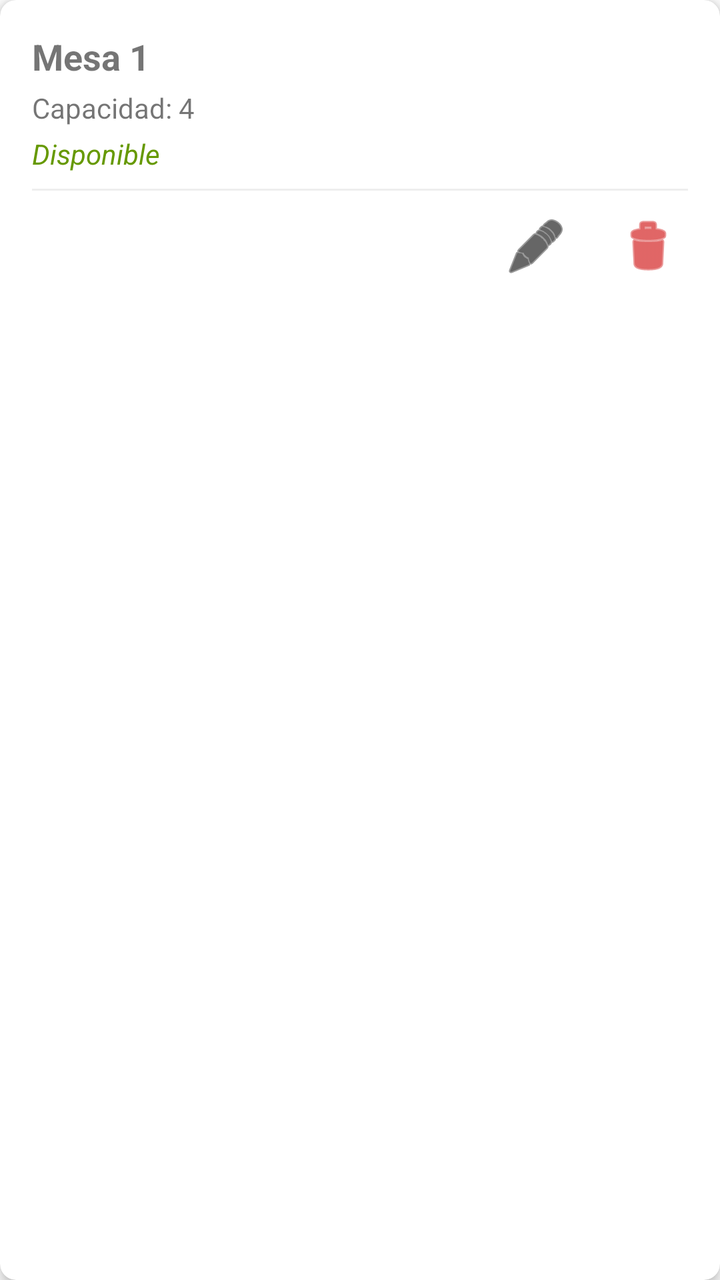
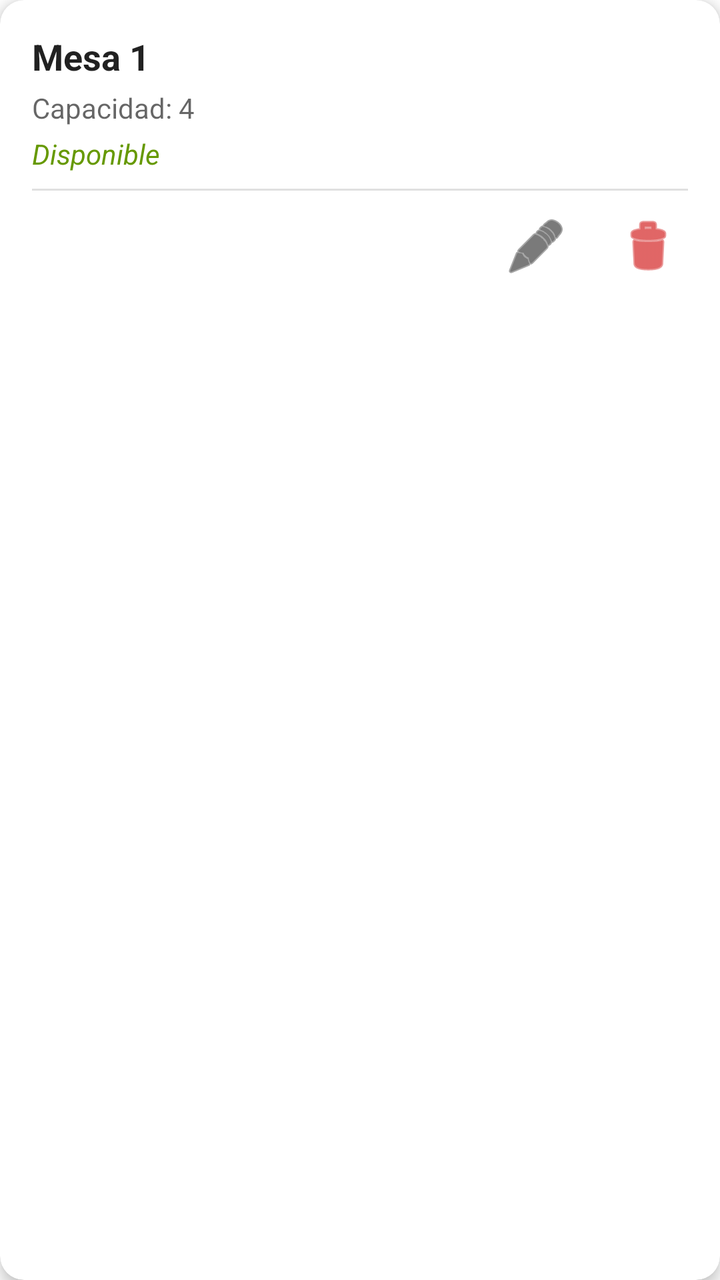

Before-and-after screenshots of an Android layout around one commit, followed by the original layout XML and the change that was made.
<!-- AndroidManifest.xml: application theme Theme.Sistema_Restaurante -->
<!-- res/layout/item_mesa.xml -->
<?xml version="1.0" encoding="utf-8"?>
<androidx.cardview.widget.CardView xmlns:android="http://schemas.android.com/apk/res/android"
    xmlns:app="http://schemas.android.com/apk/res-auto"
    android:id="@+id/cardMesa"
    android:layout_width="match_parent"
    android:layout_height="wrap_content"
    android:layout_margin="8dp"
    app:cardCornerRadius="8dp"
    app:cardElevation="4dp">

    <LinearLayout
        android:layout_width="match_parent"
        android:layout_height="wrap_content"
        android:orientation="vertical"
        android:padding="16dp">

        <TextView
            android:id="@+id/tvMesaNumero"
            android:layout_width="match_parent"
            android:layout_height="wrap_content"
            android:text="Mesa 1"
            android:textSize="18sp"
            android:textStyle="bold" />

        <TextView
            android:id="@+id/tvMesaCapacidad"
            android:layout_width="match_parent"
            android:layout_height="wrap_content"
            android:layout_marginTop="4dp"
            android:text="Capacidad: 4"
            android:textSize="14sp" />

        <TextView
            android:id="@+id/tvMesaEstado"
            android:layout_width="match_parent"
            android:layout_height="wrap_content"
            android:layout_marginTop="4dp"
            android:text="Disponible"
            android:textColor="@android:color/holo_green_dark"
            android:textStyle="italic" />

        
        <LinearLayout
            android:id="@+id/layoutAccionesMesa"
            android:layout_width="match_parent"
            android:layout_height="wrap_content"
            android:orientation="vertical"
            android:visibility="visible">

            <View
                android:layout_width="match_parent"
                android:layout_height="1dp"
                android:layout_marginTop="8dp"
                android:background="#EEEEEE" />

            <LinearLayout
                android:id="@+id/llActions"
                android:layout_width="match_parent"
                android:layout_height="wrap_content"
                android:layout_marginTop="8dp"
                android:gravity="end"
                android:orientation="horizontal">

                <ImageButton
                    android:id="@+id/btnEditMesa"
                    android:layout_width="40dp"
                    android:layout_height="40dp"
                    android:background="?attr/selectableItemBackgroundBorderless"
                    android:src="@android:drawable/ic_menu_edit"
                    app:tint="@color/black" />

                <ImageButton
                    android:id="@+id/btnDeleteMesa"
                    android:layout_width="40dp"
                    android:layout_height="40dp"
                    android:layout_marginStart="16dp"
                    android:background="?attr/selectableItemBackgroundBorderless"
                    android:src="@android:drawable/ic_menu_delete"
                    app:tint="@android:color/holo_red_dark" />
            </LinearLayout>
        </LinearLayout>

    </LinearLayout>
</androidx.cardview.widget.CardView>
<!-- resources referenced by this layout -->
<resources>
  <color name="black">#FF000000</color>
  <style name="Theme.Sistema_Restaurante" parent="Theme.MaterialComponents.Light.NoActionBar">
          
          <item name="colorPrimary">#A04000</item>
          <item name="colorPrimaryVariant">#7E3200</item>
          <item name="colorOnPrimary">@color/white</item>
          
          <item name="colorSecondary">#FDF8F5</item>
          <item name="colorSecondaryVariant">#F5EBE0</item>
          <item name="colorOnSecondary">@color/black</item>
          
          <item name="android:statusBarColor">#FDF8F5</item>
          <item name="android:windowLightStatusBar">true</item>
          
      </style>
  <color name="white">#FFFFFFFF</color>
</resources>

<!-- the commit's change to res/layout/item_mesa.xml (unified diff, before → after) -->
@@ -1,12 +1,13 @@
 <?xml version="1.0" encoding="utf-8"?>
-<androidx.cardview.widget.CardView xmlns:android="http://schemas.android.com/apk/res/android"
+<com.google.android.material.card.MaterialCardView xmlns:android="http://schemas.android.com/apk/res/android"
     xmlns:app="http://schemas.android.com/apk/res-auto"
     android:id="@+id/cardMesa"
     android:layout_width="match_parent"
     android:layout_height="wrap_content"
     android:layout_margin="8dp"
-    app:cardCornerRadius="8dp"
-    app:cardElevation="4dp">
+    app:cardCornerRadius="12dp"
+    app:cardElevation="4dp"
+    app:cardBackgroundColor="?attr/colorSurface">
 
     <LinearLayout
         android:layout_width="match_parent"
@@ -19,6 +20,7 @@
             android:layout_width="match_parent"
             android:layout_height="wrap_content"
             android:text="Mesa 1"
+            android:textColor="?android:attr/textColorPrimary"
             android:textSize="18sp"
             android:textStyle="bold" />
 
@@ -28,6 +30,7 @@
             android:layout_height="wrap_content"
             android:layout_marginTop="4dp"
             android:text="Capacidad: 4"
+            android:textColor="?android:attr/textColorSecondary"
             android:textSize="14sp" />
 
         <TextView
@@ -39,7 +42,6 @@
             android:textColor="@android:color/holo_green_dark"
             android:textStyle="italic" />
 
-        
         <LinearLayout
             android:id="@+id/layoutAccionesMesa"
             android:layout_width="match_parent"
@@ -51,7 +53,7 @@
                 android:layout_width="match_parent"
                 android:layout_height="1dp"
                 android:layout_marginTop="8dp"
-                android:background="#EEEEEE" />
+                android:background="?android:attr/dividerVertical" />
 
             <LinearLayout
                 android:id="@+id/llActions"
@@ -67,7 +69,7 @@
                     android:layout_height="40dp"
                     android:background="?attr/selectableItemBackgroundBorderless"
                     android:src="@android:drawable/ic_menu_edit"
-                    app:tint="@color/black" />
+                    app:tint="?android:attr/textColorPrimary" />
 
                 <ImageButton
                     android:id="@+id/btnDeleteMesa"
@@ -81,4 +83,4 @@
         </LinearLayout>
 
     </LinearLayout>
-</androidx.cardview.widget.CardView>
+</com.google.android.material.card.MaterialCardView>
